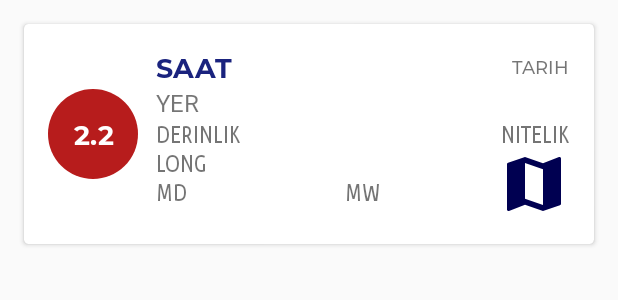
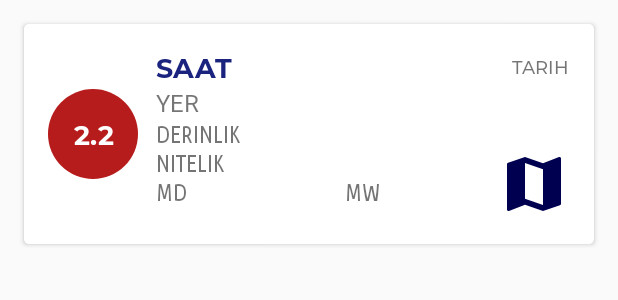
Before and after one commit to yemreak/DepremYA, an Android app: the layout quake_item.xml on its own in the app's theme, with its tools: preview values and no code run, on a phone screen of 412 x 824 dp. Shown: the top 300 px of the screen. Run offline under Robolectric (Android 15) with nearby library versions, the phone set to English and light mode, and no system bars; network calls fail.

Commit message:
👩‍🔧 Layout düzeltildi

```diff
--- a/app/src/main/java/com/yemreak/depremya/ui/QuakeAdapter.kt
+++ b/app/src/main/java/com/yemreak/depremya/ui/QuakeAdapter.kt
@@ -24,7 +24,6 @@ class QuakeAdapter(val context: Context, val quakes: List<EarthQuake>) :
         holder.dateTV.text = quakes[position].date
         holder.hourTV.text = context.getString(R.string.quake_string_hour, quakes[position].hour)
         holder.depthTV.text = context.getString(R.string.quake_string_depth, quakes[position].depth)
-        holder.longTV.text = context.getString(R.string.quake_string_long, quakes[position].long)
         holder.mdTV.text = context.getString(R.string.quake_string_md, quakes[position].md)
         holder.mlTV.text = quakes[position].ml
         holder.mwTV.text = context.getString(R.string.quake_string_mw, quakes[position].mw)
@@ -37,7 +36,9 @@ class QuakeAdapter(val context: Context, val quakes: List<EarthQuake>) :
                 "http://maps.google.com/maps?q=loc:${quakes[position].lat},${quakes[position].long}(${quakes[position].place})"
             val intent = Intent(Intent.ACTION_VIEW, Uri.parse(uri))
             intent.setPackage("com.google.android.apps.maps")
-            context.startActivity(intent)
+            if (intent.resolveActivity(context.packageManager) != null)
+                context.startActivity(intent)
+
         }
     }
 
@@ -47,7 +48,6 @@ class QuakeAdapter(val context: Context, val quakes: List<EarthQuake>) :
         val dateTV: TextView = itemView.findViewById(R.id.quake_item_date)
         val hourTV: TextView = itemView.findViewById(R.id.quake_item_hour)
         val depthTV: TextView = itemView.findViewById(R.id.quake_item_depth)
-        val longTV: TextView = itemView.findViewById(R.id.quake_item_long)
         val mdTV: TextView = itemView.findViewById(R.id.quake_item_md)
         val mlTV: TextView = itemView.findViewById(R.id.quake_item_ml)
         val mwTV: TextView = itemView.findViewById(R.id.quake_item_mw)
--- a/app/src/main/res/layout/quake_item.xml
+++ b/app/src/main/res/layout/quake_item.xml
@@ -78,14 +78,7 @@
                     android:textSize="16sp"
                     android:fontFamily="@font/ubuntu_regular" />
 
-                <TextView
-                    android:layout_width="wrap_content"
-                    android:layout_height="wrap_content"
-                    android:id="@+id/quake_item_resolution"
-                    android:text="NITELIK"
-                    android:layout_alignParentEnd="true"
-                    android:textSize="16sp"
-                    android:fontFamily="@font/ubuntu_regular" />
+
             </RelativeLayout>
 
             <RelativeLayout
@@ -97,14 +90,13 @@
                     android:layout_height="wrap_content"
                     android:orientation="vertical">
 
-
                     <TextView
-                        android:layout_width="match_parent"
+                        android:layout_width="wrap_content"
                         android:layout_height="wrap_content"
-                        android:id="@+id/quake_item_long"
-                        android:text="LONG"
-                        android:fontFamily="@font/ubuntu_regular"
-                        android:textSize="16sp" />
+                        android:id="@+id/quake_item_resolution"
+                        android:text="NITELIK"
+                        android:textSize="16sp"
+                        android:fontFamily="@font/ubuntu_regular" />
 
                     <RelativeLayout
                         android:layout_width="match_parent"
--- a/app/src/main/res/values/strings.xml
+++ b/app/src/main/res/values/strings.xml
@@ -6,5 +6,4 @@
     <string name="quake_string_mw">MW: %s</string>
     <string name="quake_string_place">Yer: %s</string>
     <string name="quake_string_resolution">Nitelik: %s</string>
-    <string name="quake_string_long">Long: %s</string>
 </resources>
```
